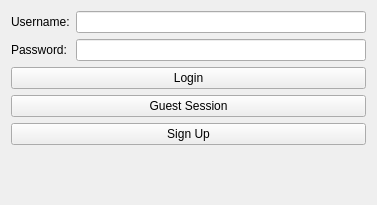
Old version of the form designer/Ui_LoginForm.ui in the repository psuong/P2PBooks.
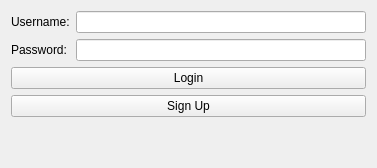
New version of the form.

Commit message: Removed Guest Session button.

The edit to the form file:
```diff
--- a/designer/Ui_LoginForm.ui
+++ b/designer/Ui_LoginForm.ui
@@ -7,7 +7,7 @@
     <x>0</x>
     <y>0</y>
     <width>377</width>
-    <height>205</height>
+    <height>168</height>
    </rect>
   </property>
   <property name="windowTitle">
@@ -37,13 +37,6 @@
    <item row="2" column="1">
     <widget class="QLineEdit" name="password_line_edit"/>
    </item>
-   <item row="6" column="0" colspan="2">
-    <widget class="QPushButton" name="sign_up_push_button">
-     <property name="text">
-      <string>Sign Up</string>
-     </property>
-    </widget>
-   </item>
    <item row="4" column="0" colspan="2">
     <widget class="QPushButton" name="login_push_button">
      <property name="text">
@@ -52,9 +45,9 @@
     </widget>
    </item>
    <item row="5" column="0" colspan="2">
-    <widget class="QPushButton" name="guest_session_push_button">
+    <widget class="QPushButton" name="sign_up_push_button">
      <property name="text">
-      <string>Guest Session</string>
+      <string>Sign Up</string>
      </property>
     </widget>
    </item>
```
The commit also changes 2 other files.
